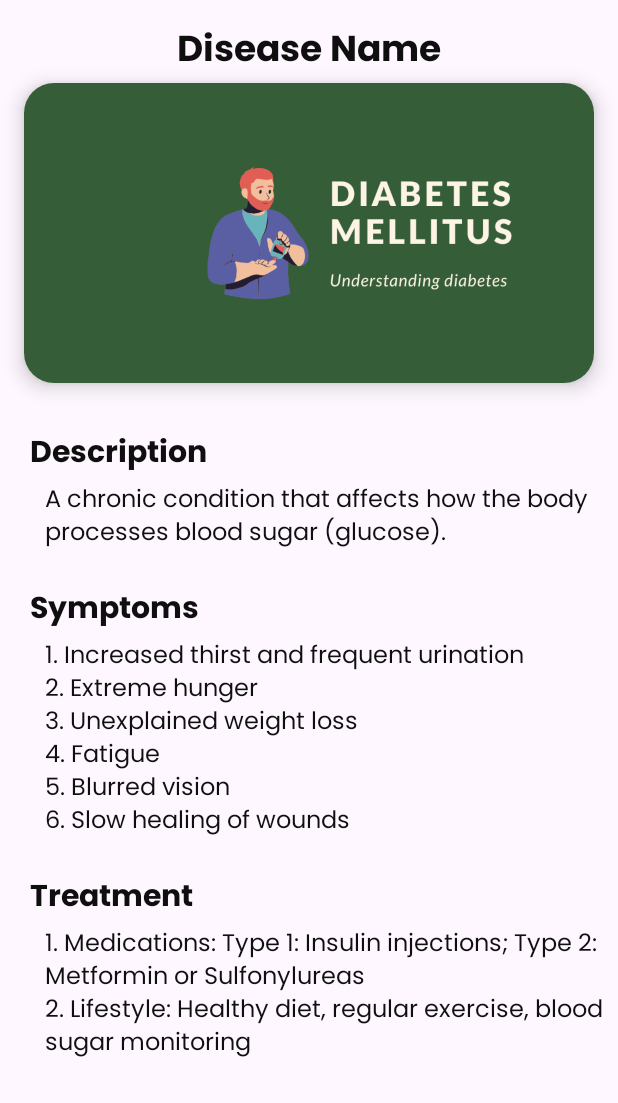
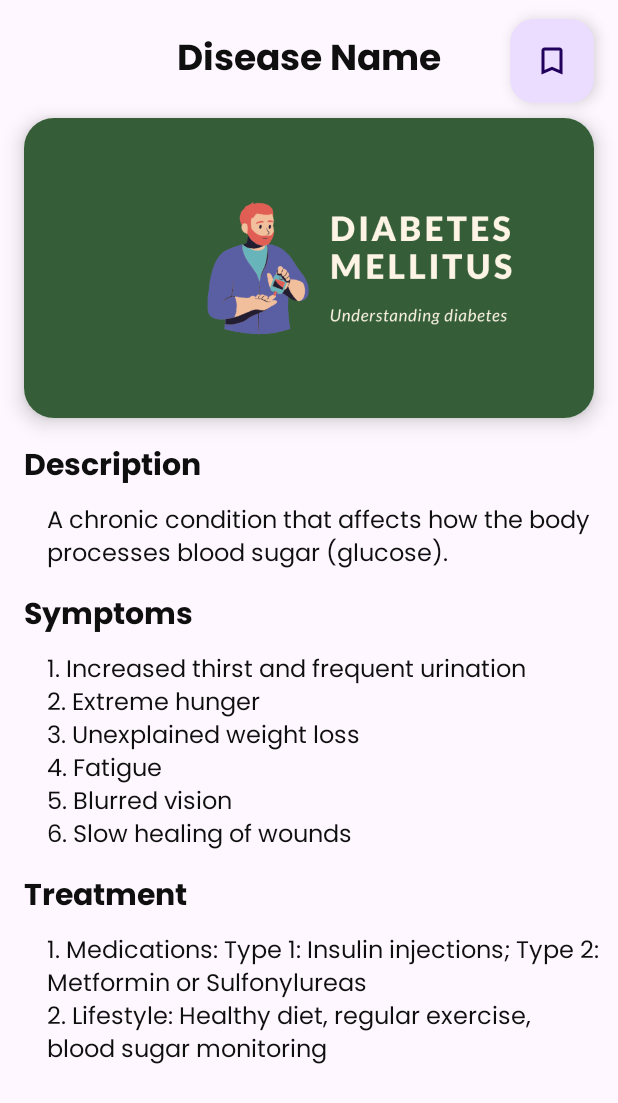
Before and after one commit to tengkuhaikal/peace.my, an Android app: the layout education_activity_detailed.xml on its own in the app's theme, with its tools: preview values and no code run, on a phone screen of 412 x 824 dp. Shown: the top 1103 px of the screen. Run offline under Robolectric (Android 15) with nearby library versions, the phone set to English and light mode, and no system bars.

Commit message:
app still crash but just to update here

```diff
--- a/app/src/main/AndroidManifest.xml
+++ b/app/src/main/AndroidManifest.xml
@@ -58,7 +58,8 @@
             android:exported="false" /> <!-- Education -->
         <activity
             android:name=".education.EducationActivityDetailed"
-            android:exported="false" />
+            android:exported="false">
+        </activity>
         <activity
             android:name=".education.EducationActivityMain"
             android:exported="true">
--- a/app/src/main/res/layout/education_activity_detailed.xml
+++ b/app/src/main/res/layout/education_activity_detailed.xml
@@ -1,5 +1,5 @@
 <?xml version="1.0" encoding="utf-8"?>
-<LinearLayout xmlns:android="http://schemas.android.com/apk/res/android"
+<androidx.constraintlayout.widget.ConstraintLayout xmlns:android="http://schemas.android.com/apk/res/android"
     xmlns:app="http://schemas.android.com/apk/res-auto"
     xmlns:tools="http://schemas.android.com/tools"
     android:id="@+id/main"
@@ -9,90 +9,125 @@
     tools:context=".education.EducationActivityDetailed">
 
     <TextView
+        android:id="@+id/detailedName"
         android:layout_width="wrap_content"
         android:layout_height="wrap_content"
-        android:id="@+id/detailedName"
-        android:layout_marginTop="14dp"
+        android:layout_gravity="center"
+        android:layout_marginTop="20dp"
+        android:fontFamily="@font/poppins_bold"
         android:text="Disease Name"
+        android:textColor="@color/font_color_dark"
         android:textSize="24sp"
-        android:textColor="@color/font_color_dark"
-        android:fontFamily="@font/poppins_bold"
-        android:layout_gravity="center"/>
+        app:layout_constraintEnd_toEndOf="parent"
+        app:layout_constraintHorizontal_bias="0.5"
+        app:layout_constraintStart_toStartOf="parent"
+        app:layout_constraintTop_toTopOf="parent" />
+
+    <com.google.android.material.floatingactionbutton.FloatingActionButton
+        android:id="@+id/floatingActionButton"
+        android:layout_width="wrap_content"
+        android:layout_height="wrap_content"
+        android:layout_gravity="bottom|right"
+        android:src="@drawable/bookmark_unfilled"
+        app:layout_constraintBottom_toBottomOf="@+id/detailedName"
+        app:layout_constraintEnd_toEndOf="parent"
+        app:layout_constraintHorizontal_bias="0.737"
+        app:layout_constraintStart_toEndOf="@+id/detailedName"
+        app:layout_constraintTop_toTopOf="@+id/detailedName" />
+
     <androidx.cardview.widget.CardView
+        android:id="@+id/cardImage"
         android:layout_width="380dp"
         android:layout_height="200dp"
-        android:id="@+id/cardImage"
         android:layout_gravity="center"
+        android:layout_marginTop="10dp"
         app:cardCornerRadius="20dp"
-        app:cardElevation="8dp">
+        app:cardElevation="8dp"
+        app:layout_constraintEnd_toEndOf="parent"
+        app:layout_constraintStart_toStartOf="parent"
+        app:layout_constraintTop_toBottomOf="@+id/floatingActionButton">
 
         <ImageView
             android:id="@+id/detailedImage"
             android:layout_width="380dp"
             android:layout_height="200dp"
+            android:src="@drawable/diabetes_mellitus"
             android:layout_gravity="center"
-            android:scaleType="centerCrop"
-            android:src="@drawable/diabetes_mellitus" />
+            android:scaleType="centerCrop">
+        </ImageView>
     </androidx.cardview.widget.CardView>
 
     <TextView
+        android:id="@+id/textView"
         android:layout_width="wrap_content"
         android:layout_height="wrap_content"
+        android:layout_marginTop="15dp"
+        android:fontFamily="@font/poppins_bold"
         android:text="Description"
-        android:fontFamily="@font/poppins_bold"
+        android:textColor="@color/font_color_dark"
         android:textSize="20sp"
-        android:textColor="@color/font_color_dark"
-        android:layout_marginTop="30dp"
-        android:layout_marginStart="20dp"/>
+        app:layout_constraintStart_toStartOf="@+id/cardImage"
+        app:layout_constraintTop_toBottomOf="@+id/cardImage" />
 
     <TextView
+        android:id="@+id/detailedDescription"
+        android:layout_width="370dp"
+        android:layout_height="wrap_content"
+        android:layout_marginStart="15dp"
+        android:layout_marginTop="5dp"
+        android:fontFamily="@font/poppins_regular"
+        android:text="@string/diabetes_desc"
+        android:textColor="@color/font_color_dark"
+        android:textSize="16sp"
+        app:layout_constraintStart_toStartOf="@+id/textView"
+        app:layout_constraintTop_toBottomOf="@+id/textView" />
+
+    <TextView
+        android:id="@+id/textView3"
         android:layout_width="wrap_content"
         android:layout_height="wrap_content"
-        android:id="@+id/detailedDescription"
-        android:text="@string/diabetes_desc"
-        android:layout_marginStart="30dp"
-        android:textSize="16sp"
-        android:fontFamily="@font/poppins_regular"
-        android:textColor="@color/font_color_dark"/>
+        android:layout_marginTop="10dp"
+        android:fontFamily="@font/poppins_bold"
+        android:text="Symptoms"
+        android:textColor="@color/font_color_dark"
+        android:textSize="20sp"
+        app:layout_constraintStart_toStartOf="@+id/textView"
+        app:layout_constraintTop_toBottomOf="@+id/detailedDescription" />
 
     <TextView
+        android:id="@+id/detailedSymptoms"
+        android:layout_width="370dp"
+        android:layout_height="wrap_content"
+        android:layout_marginTop="5dp"
+        android:fontFamily="@font/poppins_regular"
+        android:text="@string/diabetes_symptoms"
+        android:textColor="@color/font_color_dark"
+        android:textSize="16sp"
+        app:layout_constraintStart_toStartOf="@+id/detailedDescription"
+        app:layout_constraintTop_toBottomOf="@+id/textView3" />
+
+    <TextView
+        android:id="@+id/textView2"
         android:layout_width="wrap_content"
         android:layout_height="wrap_content"
-        android:text="Symptoms"
+        android:layout_marginTop="10dp"
         android:fontFamily="@font/poppins_bold"
+        android:text="Treatment"
+        android:textColor="@color/font_color_dark"
         android:textSize="20sp"
-        android:textColor="@color/font_color_dark"
-        android:layout_marginTop="20dp"
-        android:layout_marginStart="20dp"/>
+        app:layout_constraintStart_toStartOf="@+id/textView3"
+        app:layout_constraintTop_toBottomOf="@+id/detailedSymptoms" />
 
     <TextView
-        android:layout_width="wrap_content"
+        android:id="@+id/detailedTreatment"
+        android:layout_width="370dp"
         android:layout_height="wrap_content"
-        android:id="@+id/detailedSymptoms"
-        android:text="@string/diabetes_symptoms"
-        android:layout_marginStart="30dp"
+        android:layout_marginTop="5dp"
+        android:fontFamily="@font/poppins_regular"
+        android:text="@string/diabetes_treatment"
+        android:textColor="@color/font_color_dark"
         android:textSize="16sp"
-        android:fontFamily="@font/poppins_regular"
-        android:textColor="@color/font_color_dark"/>
+        app:layout_constraintStart_toStartOf="@+id/detailedSymptoms"
+        app:layout_constraintTop_toBottomOf="@+id/textView2" />
 
-    <TextView
-        android:layout_width="wrap_content"
-        android:layout_height="wrap_content"
-        android:text="Treatment"
-        android:fontFamily="@font/poppins_bold"
-        android:textSize="20sp"
-        android:textColor="@color/font_color_dark"
-        android:layout_marginTop="20dp"
-        android:layout_marginStart="20dp"/>
-
-    <TextView
-        android:layout_width="wrap_content"
-        android:layout_height="wrap_content"
-        android:id="@+id/detailedTreatment"
-        android:text="@string/diabetes_treatment"
-        android:layout_marginStart="30dp"
-        android:textSize="16sp"
-        android:fontFamily="@font/poppins_regular"
-        android:textColor="@color/font_color_dark"/>
-
-</LinearLayout>
+</androidx.constraintlayout.widget.ConstraintLayout>
--- a/app/src/main/res/layout/education_activity_main.xml
+++ b/app/src/main/res/layout/education_activity_main.xml
@@ -26,7 +26,8 @@
     <androidx.recyclerview.widget.RecyclerView
         android:id="@+id/recyclerView"
         android:layout_width="match_parent"
-        android:layout_height="670dp"
+        android:layout_height="0dp"
+        tools:listitem="@layout/education_item"
         android:layout_marginStart="8dp"
         android:layout_marginTop="8dp"
         android:layout_marginEnd="8dp"
```
Also changed, not shown: app/src/main/java/com/example/madassignment/education/EducationActivityDetailed.java (+18 -32 lines), app/src/main/java/com/example/madassignment/education/EducationActivityMain.java (+63 -111 lines), app/src/main/java/com/example/madassignment/education/EducationAdapter.java (+38 -20 lines), app/src/main/res/layout/education_item.xml (+0 -8 lines).
